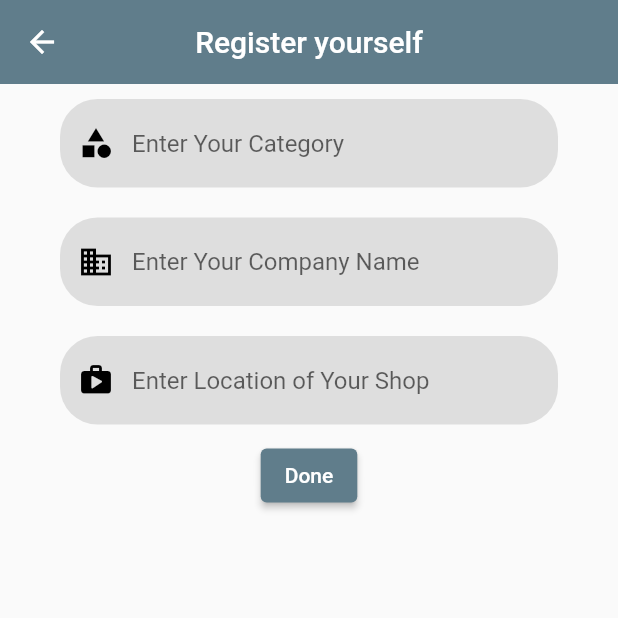
After one commit to Vansh-Narang/Ferrywala, a Flutter app: the screen it shows after launch, after a tap on "Continue - >", on a phone screen of 412 x 824 dp, the top half of it. The commit adds this screen. Run offline on Flutter 3.47's test engine with Material 2 defaults, Android fonts, the phone set to English and light mode, and no system bars; our stand-ins replace cloud_firestore, dot_navigation_bar, firebase_core, firebase_messaging, flutter_local_notifications, flutter_rating_bar and 6 more; missing offline and left inert: custom_marker, flutter_polyline_points; accounts and stored records are empty.

Commit message:
Validation in Extra details

```diff
--- /dev/null
+++ b/flutter_application_33/lib/Login/DetailsPage.dart
@@ -0,0 +1,126 @@
+import 'package:flutter/material.dart';
+
+import '../bottomnav/bottomnavy.dart';
+
+final _formKey = GlobalKey<FormState>();
+
+class DetailsPage extends StatelessWidget {
+  const DetailsPage({super.key});
+
+  @override
+  Widget build(BuildContext context) {
+    return Scaffold(
+      appBar: AppBar(
+        centerTitle: true,
+        elevation: 0,
+        title: const Text("Register yourself"),
+      ),
+      body: Form(
+        key: _formKey,
+        child: Column(
+          children: [
+            Padding(
+              padding: const EdgeInsets.only(
+                  left: 40.0, right: 40, bottom: 10, top: 10),
+              child: TextFormField(
+                validator: (value) {
+                  if (value == null || value.isEmpty) {
+                    return 'Please enter some text';
+                  }
+                  return null;
+                },
+                // controller: customerPhone,
+                cursorColor: Colors.black,
+                style: const TextStyle(color: Colors.black, fontSize: 16),
+                decoration: InputDecoration(
+                  hintText: "Enter Your Category",
+                  prefixIcon: const Icon(Icons.category, color: Colors.black),
+                  labelStyle: TextStyle(color: Colors.blue.withOpacity(0.9)),
+                  filled: true,
+                  floatingLabelBehavior: FloatingLabelBehavior.never,
+                  fillColor: Colors.grey.withOpacity(0.3),
+                  border: OutlineInputBorder(
+                      borderRadius: BorderRadius.circular(25.0),
+                      borderSide:
+                          const BorderSide(width: 0, style: BorderStyle.none)),
+                ),
+              ),
+            ),
+            Padding(
+              padding: const EdgeInsets.only(
+                  left: 40.0, right: 40, bottom: 10, top: 10),
+              child: TextFormField(
+                validator: (value) {
+                  if (value == null || value.isEmpty) {
+                    return 'Please enter some text';
+                  }
+                  return null;
+                },
+                // controller: customerPhone,
+                cursorColor: Colors.black,
+                style: const TextStyle(color: Colors.black, fontSize: 16),
+                decoration: InputDecoration(
+                  hintText: "Enter Your Company Name",
+                  prefixIcon: const Icon(Icons.business, color: Colors.black),
+                  labelStyle: TextStyle(color: Colors.blue.withOpacity(0.9)),
+                  filled: true,
+                  floatingLabelBehavior: FloatingLabelBehavior.never,
+                  fillColor: Colors.grey.withOpacity(0.3),
+                  border: OutlineInputBorder(
+                      borderRadius: BorderRadius.circular(25.0),
+                      borderSide:
+                          const BorderSide(width: 0, style: BorderStyle.none)),
+                ),
+              ),
+            ),
+            Padding(
+              padding: const EdgeInsets.only(
+                  left: 40.0, right: 40, bottom: 10, top: 10),
+              child: TextFormField(
+                validator: (value) {
+                  if (value == null || value.isEmpty) {
+                    return 'Please enter some text';
+                  }
+                  return null;
+                },
+                // controller: customerPhone,
+                cursorColor: Colors.black,
+                style: const TextStyle(color: Colors.black, fontSize: 16),
+                decoration: InputDecoration(
+                  hintText: "Enter Location of Your Shop",
+                  prefixIcon:
+                      const Icon(Icons.shop_rounded, color: Colors.black),
+                  labelStyle: TextStyle(color: Colors.blue.withOpacity(0.9)),
+                  filled: true,
+                  floatingLabelBehavior: FloatingLabelBehavior.never,
+                  fillColor: Colors.grey.withOpacity(0.3),
+                  border: OutlineInputBorder(
+                      borderRadius: BorderRadius.circular(25.0),
+                      borderSide:
+                          const BorderSide(width: 0, style: BorderStyle.none)),
+                ),
+              ),
+            ),
+            ElevatedButton(
+                onPressed: () {
+                  if (!_formKey.currentState!.validate()) {
+                    // If the form is valid, display a snackbar. In the real world,
+                    // you'd often call a server or save the information in a database.
+                    ScaffoldMessenger.of(context).showSnackBar(
+                      const SnackBar(content: Text('Enter the values')),
+                    );
+                  } else {
+                    Navigator.push(
+                        context,
+                        MaterialPageRoute(
+                          builder: (context) => Navigation1(),
+                        ));
+                  }
+                },
+                child: const Text("Done"))
+          ],
+        ),
+      ),
+    );
+  }
+}
--- a/flutter_application_33/lib/Login/NewLogin.dart
+++ b/flutter_application_33/lib/Login/NewLogin.dart
@@ -1,6 +1,8 @@
 import 'package:flutter/material.dart';
 import 'package:flutter_application_33/bottomnav/bottomnavy.dart';
 import 'package:get/get.dart';
+
+import 'DetailsPage.dart';
 
 final customerPhone = TextEditingController();
 
@@ -142,11 +144,21 @@ class MyWidget extends StatelessWidget {
                       shape: MaterialStateProperty.all<RoundedRectangleBorder>(
                           RoundedRectangleBorder(
                               borderRadius: BorderRadius.circular(15)))),
+                  child: TextButton(
+                    onPressed: () {
+                      Navigator.push(
+                        context,
+                        MaterialPageRoute(builder: (context) => DetailsPage()),
+                      );
+                    },
                     child: const Text(
-                  "Login Now",
-                  style: TextStyle(fontSize: 22),
+                      "Continue - >",
+                      style: TextStyle(
+                          color: Colors.white,
+                          fontSize: 20,
+                          fontWeight: FontWeight.w600),
                     ),
-              ),
+                  )),
             ),
           ),
         ],
```
Lines whose indentation alone changed are shown as unchanged.
